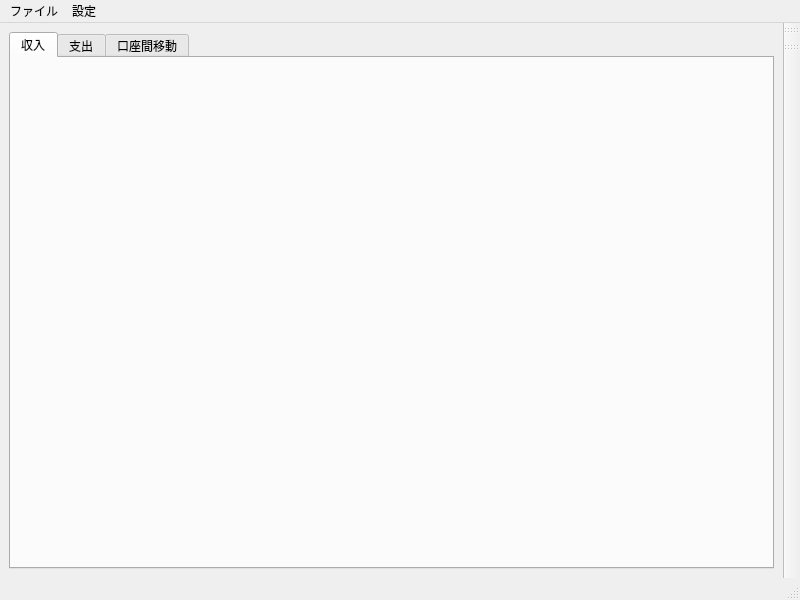
Above: mainwindow.ui from gh6141/vckakeForLinux before the change. Below: the same form after it.
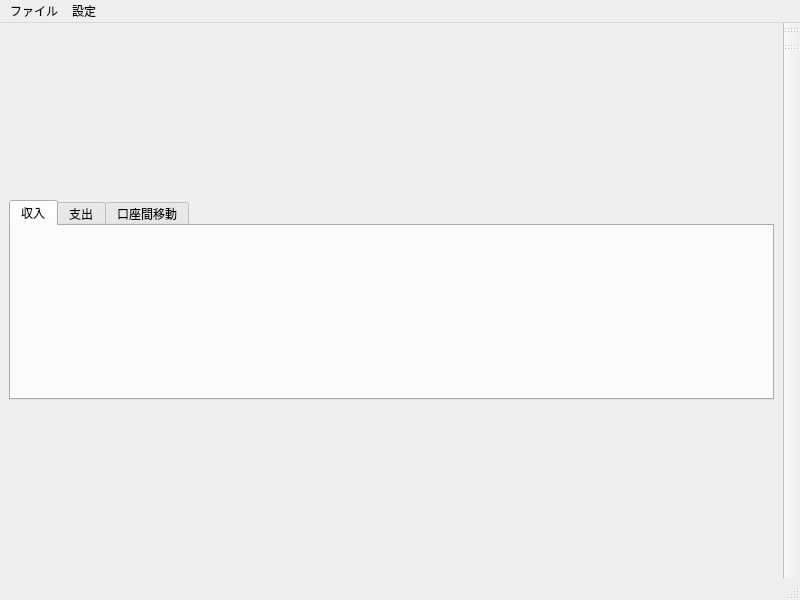
That is the form after the change. The open tabs and pages were chosen to show the change.

```diff
--- a/mainwindow.ui
+++ b/mainwindow.ui
@@ -17,6 +17,12 @@
    <layout class="QVBoxLayout" name="verticalLayout">
     <item>
      <widget class="QTabWidget" name="tabWidget">
+      <property name="maximumSize">
+       <size>
+        <width>16777215</width>
+        <height>200</height>
+       </size>
+      </property>
       <property name="currentIndex">
        <number>2</number>
       </property>
```
Left out of the diff: 2 changed lines with no effect on the pictures.
